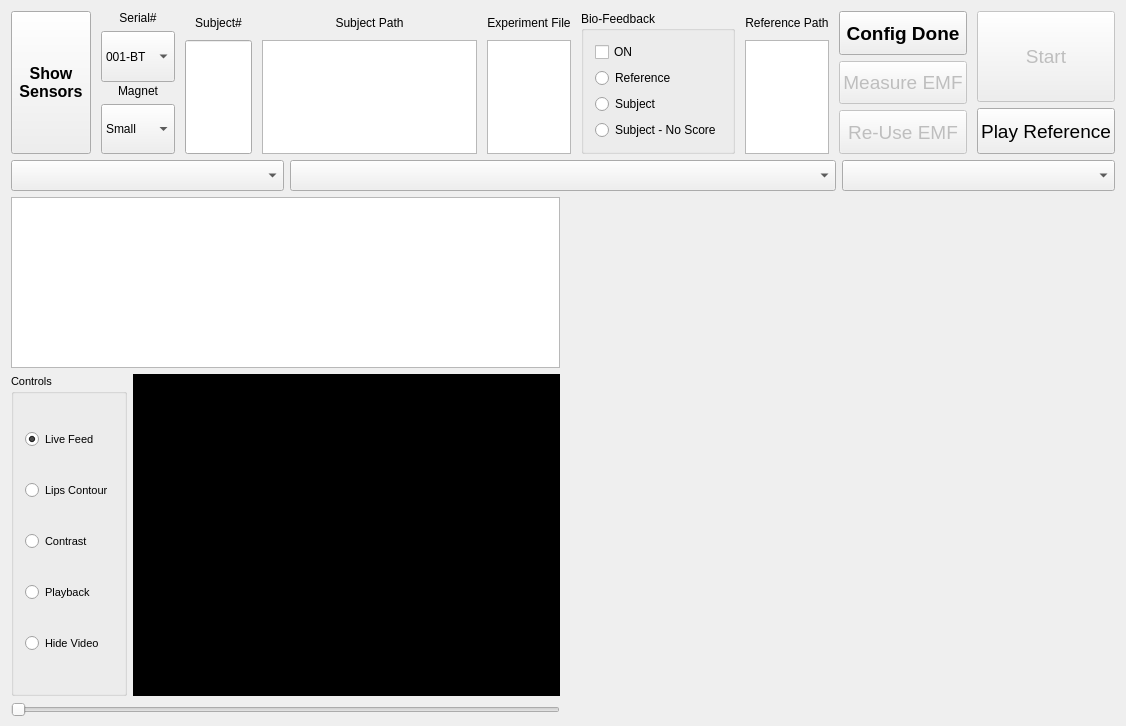
Sebnor-Doc/Collect_Data, file tts_gui_experiment/TTS_GUI.ui: the form before one commit.
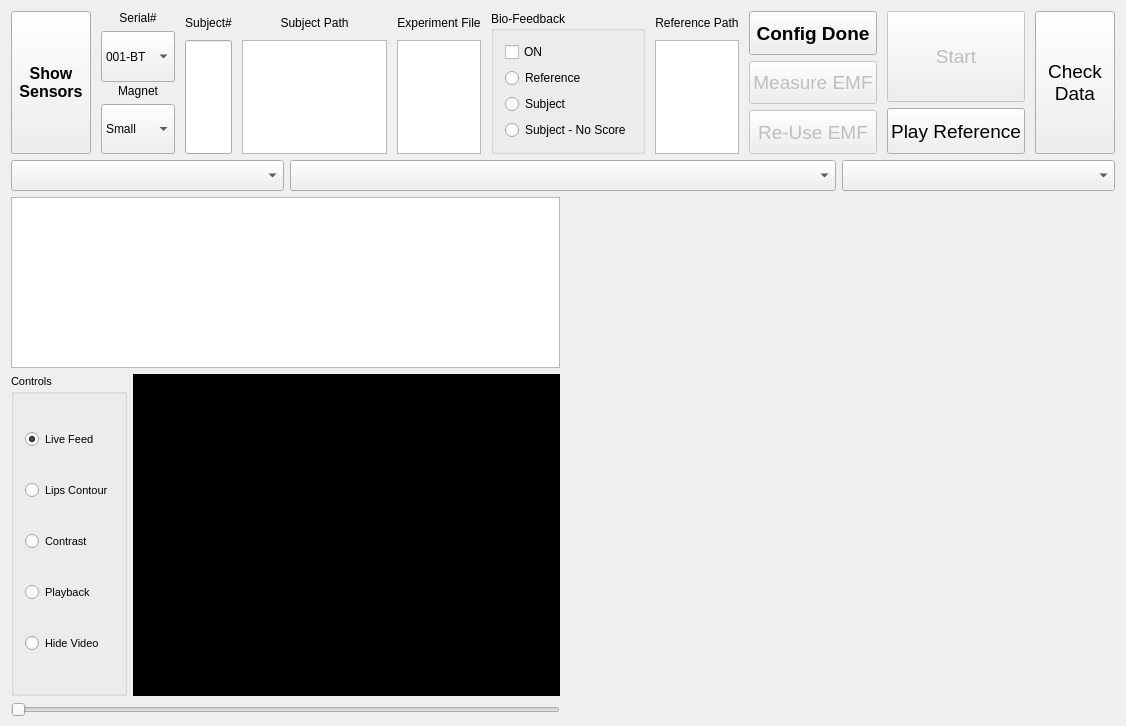
The form after the commit. Custom widgets are drawn as their Qt base class.

Commit message: Check data integrity at each utterance and end. Button added to check at any time

The edit to the form file:
```diff
--- a/tts_gui_experiment/TTS_GUI.ui
+++ b/tts_gui_experiment/TTS_GUI.ui
@@ -19,7 +19,7 @@
      <number>9</number>
     </property>
     <item>
-     <layout class="QHBoxLayout" name="config_Layout" stretch="1,1,0,0,1,0,1,2,1">
+     <layout class="QHBoxLayout" name="config_Layout" stretch="1,1,0,0,1,0,1,2,1,0">
       <property name="spacing">
        <number>10</number>
       </property>
@@ -454,6 +454,28 @@
         </item>
        </layout>
       </item>
+      <item>
+       <widget class="QPushButton" name="checkDataButton">
+        <property name="sizePolicy">
+         <sizepolicy hsizetype="Preferred" vsizetype="Preferred">
+          <horstretch>0</horstretch>
+          <verstretch>0</verstretch>
+         </sizepolicy>
+        </property>
+        <property name="font">
+         <font>
+          <pointsize>14</pointsize>
+          <weight>50</weight>
+          <bold>false</bold>
+          <kerning>true</kerning>
+         </font>
+        </property>
+        <property name="text">
+         <string>Check
+Data</string>
+        </property>
+       </widget>
+      </item>
      </layout>
     </item>
     <item>
```
The commit also changes 8 other files.
